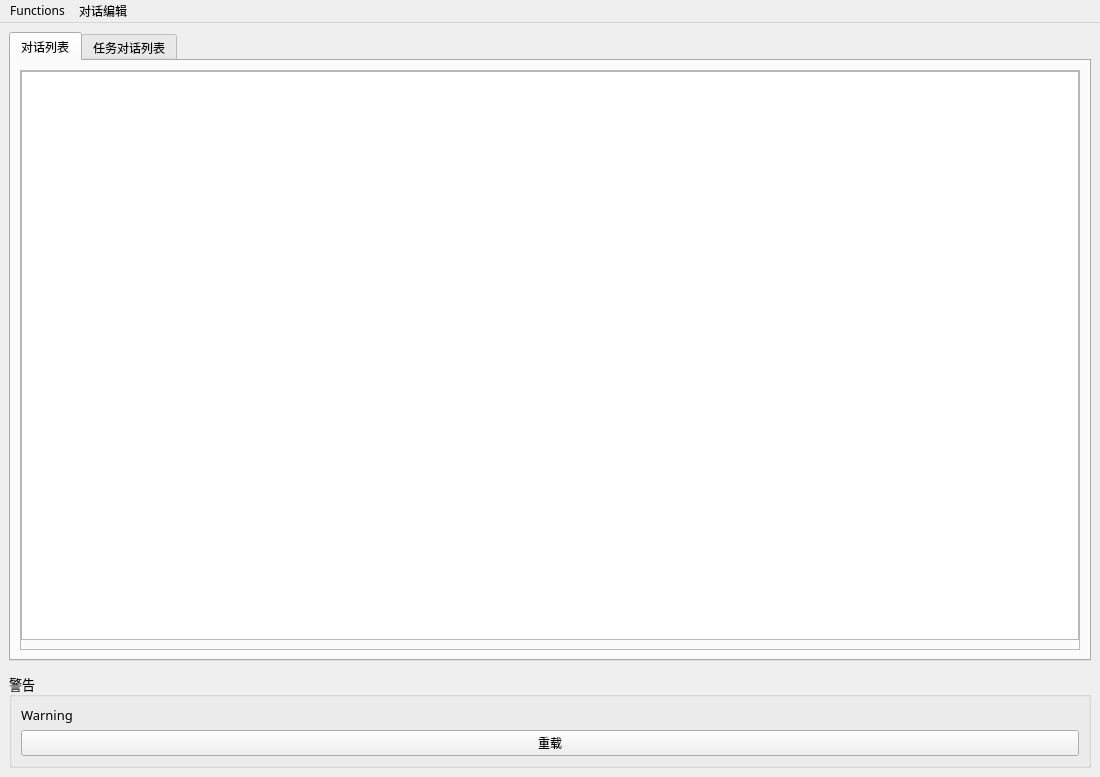
Qt form src/mainwindow.ui (hermixy/ploteditor) before a commit.
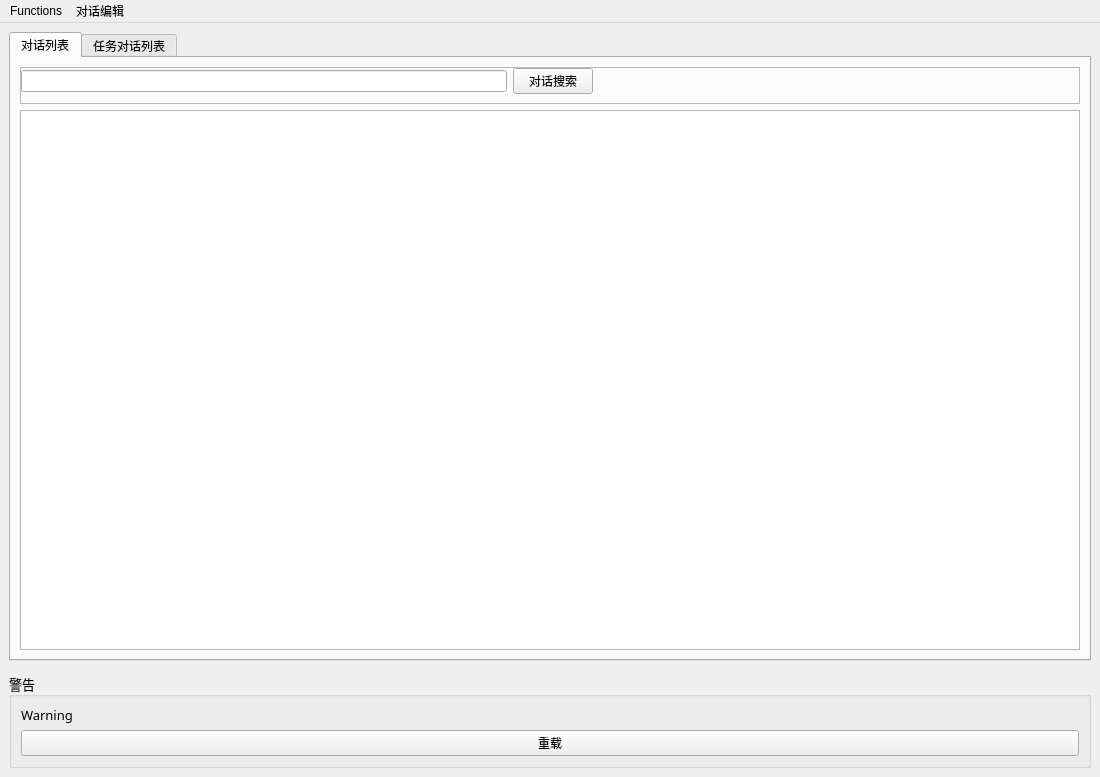
The same form after that commit. The open tabs and pages were chosen to show the change.

```diff
--- a/src/mainwindow.ui
+++ b/src/mainwindow.ui
@@ -12,7 +12,7 @@
   </property>
   <property name="font">
    <font>
-    <family>微软雅黑</family>
+    <family>Arial</family>
    </font>
   </property>
   <property name="windowTitle">
@@ -50,7 +50,7 @@
           <property name="frameShadow">
            <enum>QFrame::Raised</enum>
           </property>
-          <layout class="QVBoxLayout" name="verticalLayout_4">
+          <layout class="QHBoxLayout" name="horizontalLayout_2">
            <property name="leftMargin">
             <number>0</number>
            </property>
@@ -61,7 +61,38 @@
             <number>0</number>
            </property>
            <item>
-            <widget class="QTableView" name="tableView">
+            <widget class="QLineEdit" name="plotSearchbox"/>
+           </item>
+           <item>
+            <widget class="QPushButton" name="btnSearchPlot">
+             <property name="font">
+              <font>
+               <family>Arial</family>
+              </font>
+             </property>
+             <property name="text">
+              <string>对话搜索</string>
+             </property>
+            </widget>
+           </item>
+           <item>
+            <spacer name="horizontalSpacer_2">
+             <property name="orientation">
+              <enum>Qt::Horizontal</enum>
+             </property>
+             <property name="sizeHint" stdset="0">
+              <size>
+               <width>40</width>
+               <height>20</height>
+              </size>
+             </property>
+            </spacer>
+           </item>
+          </layout>
+         </widget>
+        </item>
+        <item>
+         <widget class="QTableView" name="plotView">
              <property name="font">
               <font>
                <family>Microsoft YaHei UI</family>
@@ -82,9 +113,6 @@
            </item>
           </layout>
          </widget>
-        </item>
-       </layout>
-      </widget>
       <widget class="QWidget" name="tabMission">
        <attribute name="title">
         <string>任务对话列表</string>
@@ -103,16 +131,16 @@
             <number>0</number>
            </property>
            <item>
-            <widget class="QLineEdit" name="searchContent"/>
+            <widget class="QLineEdit" name="missionSearchbox"/>
            </item>
            <item>
             <widget class="QComboBox" name="searchCond"/>
            </item>
            <item>
-            <widget class="QPushButton" name="btnSearch">
+            <widget class="QPushButton" name="btnSearchMission">
              <property name="font">
               <font>
-               <pointsize>9</pointsize>
+               <pointsize>13</pointsize>
               </font>
              </property>
              <property name="text">
@@ -137,7 +165,7 @@
             <widget class="QPushButton" name="btnReloadMission">
              <property name="font">
               <font>
-               <pointsize>9</pointsize>
+               <pointsize>13</pointsize>
               </font>
              </property>
              <property name="text">
```
Lines whose indentation alone changed are shown as unchanged.
